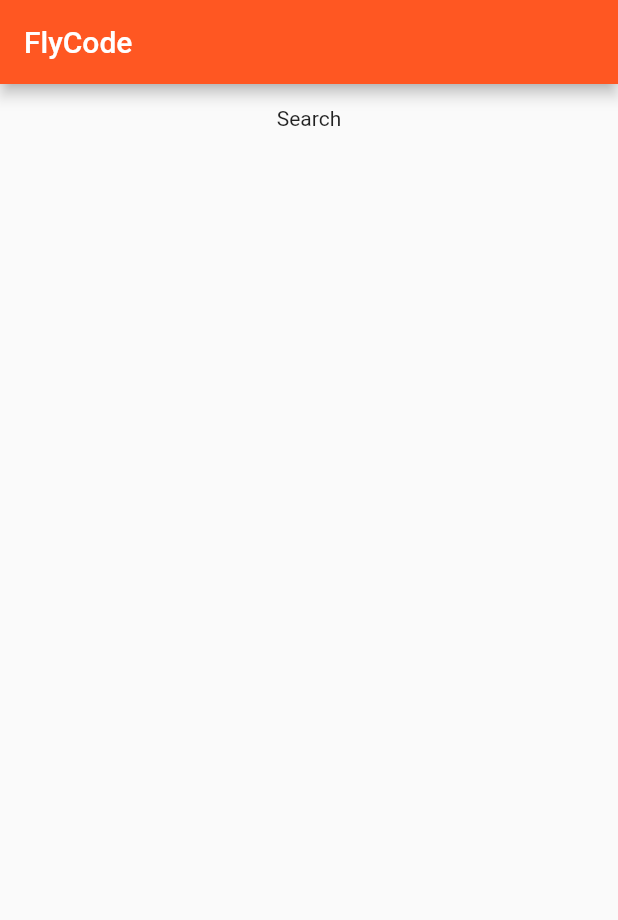
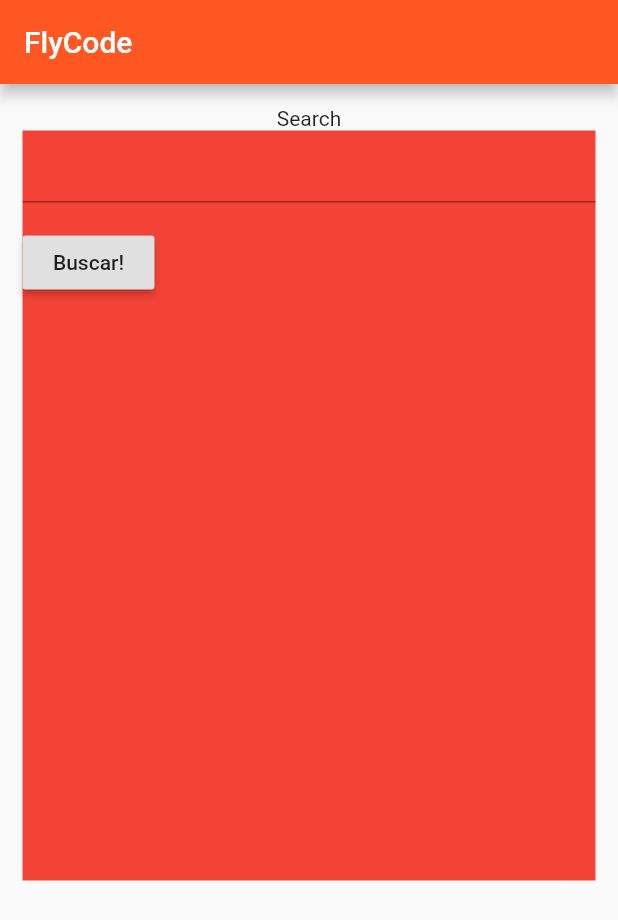
Before and after one commit to Tefi1291/FlutterHackathon, a Flutter app: the screen it shows after launch, on a phone screen of 412 x 824 dp. Shown: the top 920 px of the screen. Run offline on Flutter 3.47's test engine with Material 2 defaults, Android fonts, the phone set to English and light mode, and no system bars.

Commit message:
Search form init

```diff
--- a/fly_code/lib/main.dart
+++ b/fly_code/lib/main.dart
@@ -1,4 +1,6 @@
 import 'package:flutter/material.dart';
+import 'package:fly_code/searchForm.dart';
+import 'package:fly_code/Search.dart';
 
 void main() => runApp(MyApp());
 
@@ -21,6 +23,12 @@
         // is not restarted.
         primarySwatch: Colors.deepOrange,
       ),
+
+      /// aca definimos las rutas de nuestra app
+      /// para referenciarlas por nombre
+      routes: <String, WidgetBuilder>{
+        '/search': (BuildContext context) => SearchPage(''),
+      },
       home: HomePage(title: 'FlyCode'),
     );
   }
@@ -37,6 +45,7 @@
     return Scaffold(
       appBar: AppBar(title: Text(this.title)),
       body: Container(
+
         padding: EdgeInsets.all(15.0),
         child: Center(
           child: Column(
@@ -45,11 +54,12 @@
                 "Search",
                 textAlign: TextAlign.center,
               ),
-              Row(
-                children: <Widget>[
-                  // aca agregamos el search widget
-                ],
-              ),
+
+              Container(
+                  //width: 400,
+                  height: 500,
+                  color: Colors.red,
+                  child: SearchForm()),
             ],
           ),
         ),
@@ -57,20 +67,3 @@
     );
   }
 }
-
-class SearchForm extends StatefulWidget
-{
-
-  _SearchForm createState()=> _SearchForm();
-
-}
-
-class _SearchForm extends State<SearchForm>
-{
-
-  @override
-  Widget build(BuildContext context) {
-    // TODO: implement build
-    return null;
-  }
-}
--- /dev/null
+++ b/fly_code/lib/searchForm.dart
@@ -0,0 +1,52 @@
+import 'package:flutter/material.dart';
+import 'package:fly_code/Search.dart';
+
+class SearchForm extends StatefulWidget {
+  SearchForm({Key key}) : super(key: key);
+
+  _SearchForm createState() => _SearchForm();
+}
+
+class _SearchForm extends State<SearchForm> {
+  final _formKey = GlobalKey<FormState>();
+
+  String _query;
+
+  @override
+  Widget build(BuildContext context) {
+    // TODO: implement build
+    return Form(
+        key: _formKey,
+        child: Column(
+
+            crossAxisAlignment: CrossAxisAlignment.start,
+            children: <Widget>[
+              TextFormField(
+                validator: (value) {
+                  if (value.isEmpty) {
+                    return 'ingrese texto a buscar';
+                  }
+                  _query = value;
+                },
+              ),
+              Padding(
+
+                padding: const EdgeInsets.symmetric(vertical: 16.0),
+                child: RaisedButton(
+                  onPressed: () {
+                    // Validate will return true if the form is valid, or false if
+                    // the form is invalid.
+                    if (_formKey.currentState.validate()) {
+                      // Process data.
+                      print("ot tap");
+                      Navigator.push(context,
+                        MaterialPageRoute(builder: (context) => SearchPage(_query)),
+                      );
+                    }
+                  },
+                  child: Text('Buscar!'),
+                ),
+              ),
+            ]));
+  }
+}
```
Also changed, not shown: fly_code/lib/Search.dart (+5 -2 lines).
